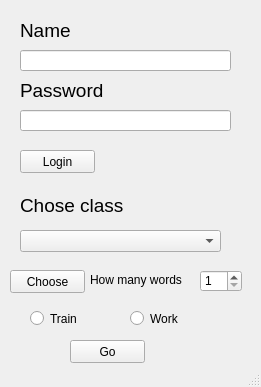
Old version of the form ui.ui in the repository vladantrhlik/wocabee-bot.
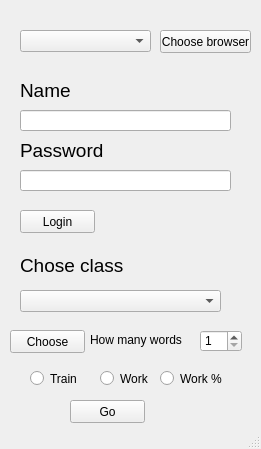
New version of the form.

Commit message: added browser choosing and wait till site is loaded

```diff
--- a/ui.ui
+++ b/ui.ui
@@ -7,7 +7,7 @@
     <x>0</x>
     <y>0</y>
     <width>261</width>
-    <height>387</height>
+    <height>449</height>
    </rect>
   </property>
   <property name="windowTitle">
@@ -18,7 +18,7 @@
     <property name="geometry">
      <rect>
       <x>20</x>
-      <y>50</y>
+      <y>110</y>
       <width>211</width>
       <height>21</height>
      </rect>
@@ -36,7 +36,7 @@
     <property name="geometry">
      <rect>
       <x>20</x>
-      <y>15</y>
+      <y>75</y>
       <width>211</width>
       <height>31</height>
      </rect>
@@ -54,7 +54,7 @@
     <property name="geometry">
      <rect>
       <x>20</x>
-      <y>110</y>
+      <y>170</y>
       <width>211</width>
       <height>21</height>
      </rect>
@@ -75,7 +75,7 @@
     <property name="geometry">
      <rect>
       <x>20</x>
-      <y>75</y>
+      <y>135</y>
       <width>211</width>
       <height>31</height>
      </rect>
@@ -93,7 +93,7 @@
     <property name="geometry">
      <rect>
       <x>20</x>
-      <y>230</y>
+      <y>290</y>
       <width>201</width>
       <height>22</height>
      </rect>
@@ -103,7 +103,7 @@
     <property name="geometry">
      <rect>
       <x>20</x>
-      <y>190</y>
+      <y>250</y>
       <width>201</width>
       <height>31</height>
      </rect>
@@ -121,7 +121,7 @@
     <property name="geometry">
      <rect>
       <x>20</x>
-      <y>150</y>
+      <y>210</y>
       <width>75</width>
       <height>23</height>
      </rect>
@@ -137,8 +137,8 @@
     <property name="geometry">
      <rect>
       <x>30</x>
-      <y>310</y>
-      <width>82</width>
+      <y>370</y>
+      <width>51</width>
       <height>17</height>
      </rect>
     </property>
@@ -149,9 +149,9 @@
    <widget class="QRadioButton" name="workButton">
     <property name="geometry">
      <rect>
-      <x>130</x>
-      <y>310</y>
-      <width>82</width>
+      <x>100</x>
+      <y>370</y>
+      <width>51</width>
       <height>17</height>
      </rect>
     </property>
@@ -163,7 +163,7 @@
     <property name="geometry">
      <rect>
       <x>70</x>
-      <y>340</y>
+      <y>400</y>
       <width>75</width>
       <height>23</height>
      </rect>
@@ -176,7 +176,7 @@
     <property name="geometry">
      <rect>
       <x>10</x>
-      <y>270</y>
+      <y>330</y>
       <width>75</width>
       <height>23</height>
      </rect>
@@ -189,7 +189,7 @@
     <property name="geometry">
      <rect>
       <x>200</x>
-      <y>270</y>
+      <y>330</y>
       <width>42</width>
       <height>22</height>
      </rect>
@@ -202,7 +202,7 @@
     <property name="geometry">
      <rect>
       <x>90</x>
-      <y>270</y>
+      <y>330</y>
       <width>101</width>
       <height>20</height>
      </rect>
@@ -211,6 +211,42 @@
      <string>How many words</string>
     </property>
    </widget>
+   <widget class="QPushButton" name="chooseBrowserButton">
+    <property name="geometry">
+     <rect>
+      <x>160</x>
+      <y>30</y>
+      <width>91</width>
+      <height>23</height>
+     </rect>
+    </property>
+    <property name="text">
+     <string>Choose browser</string>
+    </property>
+   </widget>
+   <widget class="QComboBox" name="chooseBrowserBox">
+    <property name="geometry">
+     <rect>
+      <x>20</x>
+      <y>30</y>
+      <width>131</width>
+      <height>22</height>
+     </rect>
+    </property>
+   </widget>
+   <widget class="QRadioButton" name="workPercentButton">
+    <property name="geometry">
+     <rect>
+      <x>160</x>
+      <y>370</y>
+      <width>71</width>
+      <height>17</height>
+     </rect>
+    </property>
+    <property name="text">
+     <string>Work %</string>
+    </property>
+   </widget>
   </widget>
   <widget class="QStatusBar" name="statusbar"/>
  </widget>
```
Left out of the diff: 2 changed lines with no effect on the pictures. The commit also changes 4 other files.
